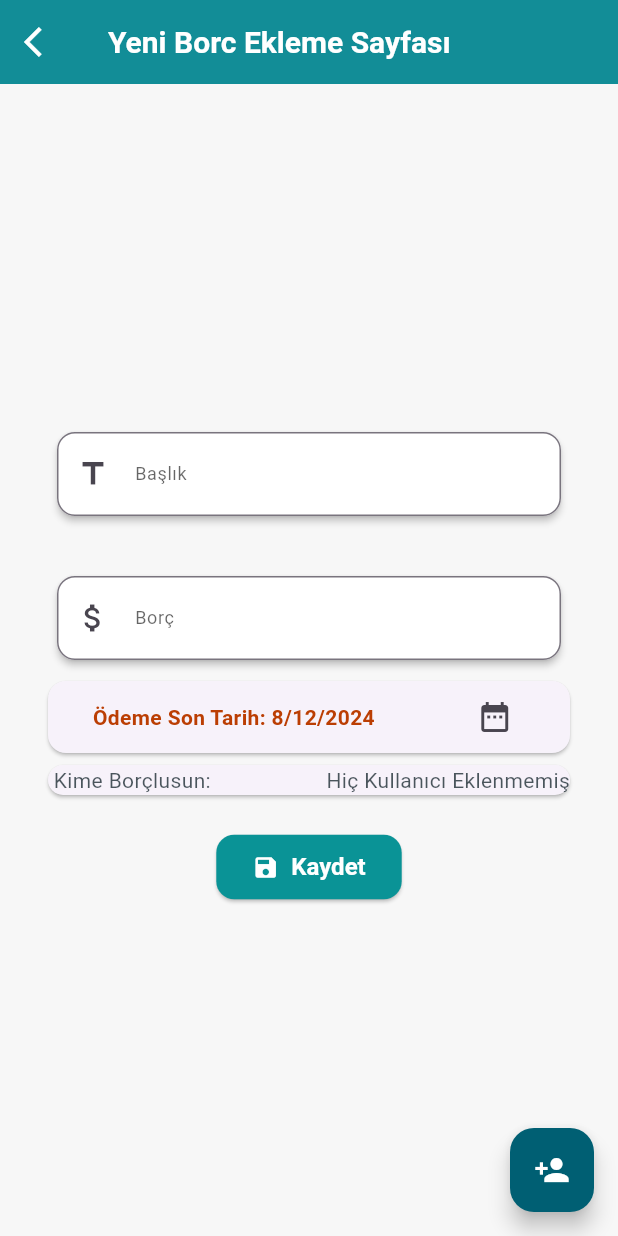
After one commit to Toytekin/hesapp, a Flutter app: the BorcEklemeScreen screen opened by its route, on a phone screen of 412 x 824 dp. The commit adds this screen. Run offline on Flutter 3.47's test engine with Material 3 defaults, Android fonts, the light colour scheme and no system bars; our stand-ins replace flutter_bloc, go_router, hive, hive_flutter; accounts and stored records are empty.

Commit message:
borc kısmıü

```diff
--- a/lib/constant/route.dart
+++ b/lib/constant/route.dart
@@ -1,15 +1,17 @@
 // Rota Sabitleri
 import 'package:flutter/widgets.dart';
 import 'package:go_router/go_router.dart';
+import 'package:hesapp/page/alinacak/borc_home/home_borc.dart';
+import 'package:hesapp/page/alinacak/borcekleme/borc_ekleme.dart';
 import 'package:hesapp/page/home/home.dart';
 import 'package:hesapp/page/home/splash.dart';
 
 class AppRoutes {
   static const String home = '/';
   static const String splash = '/splash';
-  static const String settings = '/settings';
-  static const String profile = '/profile';
-  static const String about = '/about';
+  static const String homeBorc = '/homeborc';
+  static const String userAdd = '/useradd';
+  static const String borcAdd = '/borcadd';
 }
 
 final GoRouter appRouter = GoRouter(
@@ -26,14 +28,20 @@ final GoRouter appRouter = GoRouter(
       path: AppRoutes.splash,
       builder: (context, state) => const SplashScreen(),
     ),
-    // GoRoute(
-    //   path: AppRoutes.profile,
-    //   builder: (context, state) => const ProfileScreen(),
-    // ),
-    // GoRoute(
-    //   path: AppRoutes.about,
-    //   builder: (context, state) => const AboutScreen(),
-    // ),
+    GoRoute(
+      path: AppRoutes.homeBorc,
+      pageBuilder: (context, state) {
+        return animasyonluGecis(const HomeBorc());
+      },
+      builder: (context, state) => const HomeBorc(),
+    ),
+    GoRoute(
+      path: AppRoutes.borcAdd,
+      pageBuilder: (context, state) {
+        return animasyonluGecis(const BorcEklemeScreen());
+      },
+      builder: (context, state) => const BorcEklemeScreen(),
+    )
   ],
 );
 
--- /dev/null
+++ b/lib/cubit/borc_cubit.dart
@@ -0,0 +1,34 @@
+import 'package:flutter_bloc/flutter_bloc.dart';
+import 'package:hesapp/model/borc_model.dart';
+import 'package:hesapp/model/user_model.dart';
+import 'package:hive/hive.dart';
+
+class BorcCubit extends Cubit<List<BorcModel>> {
+  BorcCubit() : super([]);
+
+  var borcBox = Hive.box<BorcModel>('borcBox');
+  List<BorcModel> filterList = [];
+
+  // List of users is not needed, you can directly emit the new state
+  Future<void> borcAdd(BorcModel borcmodel) async {
+    await borcBox.put(borcmodel.borcID, borcmodel);
+    // Emit the updated list directly after adding a new user
+    emit(borcBox.values.toList());
+  }
+
+  Future<void> borcDelete(BorcModel borcmodel) async {
+    await borcBox.delete(borcmodel.borcID);
+    // Emit the updated list after deleting a user
+    emit(borcBox.values.toList());
+  }
+
+  // This function can be used to fetch all users once at the start or when needed
+  void getFilterUsers(UserModel userModel) {
+    for (var element in borcBox.values) {
+      if (element.userModel.userID == userModel.userID) {
+        filterList.add(element);
+      }
+    }
+    emit(filterList);
+  }
+}
--- /dev/null
+++ b/lib/cubit/date_picker_cubit.dart
@@ -0,0 +1,19 @@
+import 'package:flutter_bloc/flutter_bloc.dart';
+import 'package:flutter/material.dart';
+
+class CubitDatePicker extends Cubit<DateTime> {
+  CubitDatePicker() : super(DateTime.now());
+
+  Future<void> pickDate(BuildContext context) async {
+    final DateTime? pickedDate = await showDatePicker(
+      context: context,
+      initialDate: state, // Mevcut tarih
+      firstDate: DateTime(2000), // Başlangıç tarihi
+      lastDate: DateTime(2100), // Bitiş tarihi
+    );
+
+    if (pickedDate != null) {
+      emit(pickedDate); // Yeni tarihi yayınla
+    }
+  }
+}
--- /dev/null
+++ b/lib/cubit/user_add_cubit.dart
@@ -0,0 +1,28 @@
+import 'package:flutter_bloc/flutter_bloc.dart';
+import 'package:hesapp/model/user_model.dart';
+import 'package:hive/hive.dart';
+
+class UserAddCubit extends Cubit<List<UserModel>> {
+  UserAddCubit() : super([]);
+
+  var userBox = Hive.box<UserModel>('userBox');
+
+  // List of users is not needed, you can directly emit the new state
+  Future<void> userAdd(UserModel userModel) async {
+    await userBox.put(userModel.userID, userModel);
+    // Emit the updated list directly after adding a new user
+    emit(userBox.values.toList());
+  }
+
+  Future<void> userDelete(UserModel userModel) async {
+    await userBox.delete(userModel.userID);
+    // Emit the updated list after deleting a user
+    emit(userBox.values.toList());
+  }
+
+  // This function can be used to fetch all users once at the start or when needed
+  void getAllUsers() {
+    // Directly emit the list of users from the box
+    emit(userBox.values.toList());
+  }
+}
--- /dev/null
+++ b/lib/model/borc_model.dart
@@ -0,0 +1,37 @@
+// ignore_for_file: public_member_api_docs, sort_constructors_first
+import 'package:hesapp/model/user_model.dart';
+
+import 'package:hive/hive.dart';
+
+part 'borc_model.g.dart';
+
+@HiveType(typeId: 2)
+class BorcModel {
+  @HiveField(0)
+  UserModel userModel;
+  @HiveField(1)
+  String borcID;
+  @HiveField(2)
+  String borcName;
+  @HiveField(3)
+  double borc;
+  @HiveField(4)
+  DateTime borcAlinanTarih;
+  @HiveField(5)
+  DateTime? odemeTarihi;
+  @HiveField(6)
+  DateTime? odenecekSonTarih;
+  @HiveField(7)
+  bool borcOdemeDurumu;
+
+  BorcModel({
+    required this.borcID,
+    required this.userModel,
+    required this.borcName,
+    required this.borc,
+    required this.borcAlinanTarih,
+    required this.odenecekSonTarih,
+    this.odemeTarihi,
+    this.borcOdemeDurumu = false,
+  });
+}
--- /dev/null
+++ b/lib/model/user_model.dart
@@ -0,0 +1,19 @@
+import 'package:hive/hive.dart';
+
+part 'user_model.g.dart';
+
+@HiveType(typeId: 1)
+class UserModel {
+  @HiveField(0)
+  String userID;
+  @HiveField(1)
+  String userName;
+
+  @HiveField(2)
+  String userPhone;
+  UserModel({
+    required this.userID,
+    required this.userName,
+    required this.userPhone,
+  });
+}
--- /dev/null
+++ b/lib/page/alinacak/borcekleme/borc_ekleme.dart
@@ -0,0 +1,243 @@
+// ignore_for_file: deprecated_member_use
+
+import 'package:flutter/material.dart';
+import 'package:flutter_bloc/flutter_bloc.dart';
+import 'package:go_router/go_router.dart';
+import 'package:hesapp/constant/colors.dart';
+import 'package:hesapp/constant/route.dart';
+import 'package:hesapp/cubit/borc_cubit.dart';
+import 'package:hesapp/cubit/date_picker_cubit.dart';
+import 'package:hesapp/cubit/user_add_cubit.dart';
+import 'package:hesapp/model/borc_model.dart';
+import 'package:hesapp/model/user_model.dart';
+import 'package:hesapp/page/alinacak/borcekleme/view_borcekleme.dart';
+import 'package:hesapp/widget/textfild.dart';
+import 'package:uuid/uuid.dart';
+
+class BorcEklemeScreen extends StatefulWidget {
+  const BorcEklemeScreen({super.key});
+
+  @override
+  State<BorcEklemeScreen> createState() => _BorcEklemeScreenState();
+}
+
+class _BorcEklemeScreenState extends State<BorcEklemeScreen>
+    with ViewBorcEkleme {
+  @override
+  Widget build(BuildContext context) {
+    return WillPopScope(
+      onWillPop: () async {
+        return false;
+      },
+      child: Scaffold(
+        appBar: AppBar(
+          leading: IconButton(
+              onPressed: () {
+                context.go(AppRoutes.homeBorc);
+              },
+              icon: const Icon(Icons.arrow_back_ios)),
+          automaticallyImplyLeading: false,
+          title: const Text('Yeni Borc Ekleme Sayfası'),
+        ),
+        body: Center(
+          child: Padding(
+            padding: const EdgeInsets.all(28.0),
+            child: Column(
+              mainAxisSize: MainAxisSize.min,
+              children: [
+                SbtTextField(
+                    controller: namController,
+                    icon: const Icon(Icons.title),
+                    label: 'Başlık'),
+                const SizedBox(height: 20),
+                SbtTextField(
+                    keybordNumbber: true,
+                    controller: fiyatController,
+                    icon: const Icon(Icons.attach_money),
+                    label: 'Borç'),
+                tarihSecmeYeri(),
+                Card(
+                  child: Row(
+                    mainAxisAlignment: MainAxisAlignment.spaceBetween,
+                    children: [
+                      const Text(' Kime Borçlusun: '),
+                      BlocBuilder<UserAddCubit, List<UserModel>>(
+                        builder: (context, state) {
+                          if (state.isNotEmpty) {
+                            return DropdownButton<UserModel>(
+                              value: borcluUser,
+                              // Initial value, is set to the first item in the state list
+                              hint: const Text('Kullanıcı Seçin'),
+                              items: state.map((user) {
+                                return DropdownMenuItem<UserModel>(
+                                  value: user,
+                                  child: Text(user.userName),
+                                );
+                              }).toList(),
+                              onChanged: (UserModel? selectedUser) {
+                                // Handle the selected value
+                                if (selectedUser != null) {}
+                                borcluUser = selectedUser;
+                                setState(() {});
+                              },
+                            );
+                          } else {
+                            return const Text('Hiç Kullanıcı Eklenmemiş');
+                          }
+                        },
+                      )
+                    ],
+                  ),
+                ),
+                const SizedBox(height: 20),
+                ElevatedButton.icon(
+                  onPressed: () {
+                    var odenecekSonTarih =
+                        context.read<CubitDatePicker>().state;
+                    String borcID = const Uuid().v1();
+                    if (namController.text.isNotEmpty &&
+                        fiyatController.text.isNotEmpty &&
+                        borcluUser != null) {
+                      var borcItem = BorcModel(
+                        borcID: borcID,
+                        userModel: borcluUser!,
+                        borcName: namController.text,
+                        borc: double.parse(fiyatController.text),
+                        borcAlinanTarih: todaTime,
+                        odenecekSonTarih: odenecekSonTarih,
+                      );
+                      context.read<BorcCubit>().borcAdd(borcItem);
+                      namController.clear();
+                      fiyatController.clear();
+                      context.go(AppRoutes.homeBorc);
+                    } else {
+                      // Snackbar gösterimi
+                      final snackBar = SnackBar(
+                        content: const Text(
+                            'Tüm alanların dolu ve bir kişi seçtiğine emin olduktan sonra tekrar dene'),
+                        action: SnackBarAction(
+                          label: 'Geri Al',
+                          onPressed: () {
+                            // Geri al butonuna basıldığında yapılacak işlemler
+                          },
+                        ),
+                      );
+                      // ScaffoldMessenger kullanarak Snackbar'ı göster
+                      ScaffoldMessenger.of(context).showSnackBar(snackBar);
+                    }
+                  },
+                  label: const Text(
+                    'Kaydet',
+                    style: TextStyle(color: Colors.white),
+                  ),
+                  icon: const Icon(
+                    Icons.save,
+                    color: Colors.white,
+                  ),
+                )
+              ],
+            ),
+          ),
+        ),
+        floatingActionButton: FloatingActionButton(
+          onPressed: () => _personAddDiyalog(context),
+          child: const Icon(Icons.person_add),
+        ),
+      ),
+    );
+  }
+
+  BlocBuilder<CubitDatePicker, DateTime> tarihSecmeYeri() {
+    return BlocBuilder<CubitDatePicker, DateTime>(
+      builder: (context, state) {
+        return Card(
+          child: Row(
+            mainAxisAlignment: MainAxisAlignment.spaceAround,
+            children: [
+              Text(
+                ' Ödeme Son Tarih: ${formatDatetime(state)}',
+                style: const TextStyle(
+                  color: SbtAppColors.errorColor,
+                  fontWeight: FontWeight.bold,
+                ),
+              ),
+              IconButton(
+                  onPressed: () =>
+                      context.read<CubitDatePicker>().pickDate(context),
+                  icon: const Icon(Icons.date_range))
+            ],
+          ),
+        );
+      },
+    );
+  }
+
+  String formatDatetime(DateTime datetime) {
+    return "${datetime.day}/${datetime.month}/${datetime.year} ";
+  }
+
+  void _personAddDiyalog(BuildContext context) {
+    showDialog(
+      context: context,
+      builder: (context) {
+        return AlertDialog(
+          title: const Text('Yeni Kişi Ekle'),
+          content: Column(
+            mainAxisSize: MainAxisSize.min,
+            mainAxisAlignment: MainAxisAlignment.spaceAround,
+            children: [
+              SbtTextField(
+                  controller: userNamController,
+                  icon: const Icon(Icons.person),
+                  label: 'Ad Soyad'),
+              SbtTextField(
+                  keybordNumbber: true,
+                  controller: userPhoneController,
+                  icon: const Icon(Icons.phone),
+                  label: 'Telefon')
+            ],
+          ),
+          actions: [
+            ElevatedButton(
+                onPressed: () {
+                  userNamController.clear();
+                  userPhoneController.clear();
+                  Navigator.pop(context);
+                },
+                child: const Text(
+                  'Vazgeç',
+                  style: TextStyle(color: Colors.white),
+                )),
+            ElevatedButton(
+                onPressed: () => _userAdd(context),
+                child: const Text(
+                  'Kaydet',
+                  style: TextStyle(color: Colors.white),
+                )),
+          ],
+        );
+      },
+    );
+  }
+
+  void _userAdd(params) {
+    if (userNamController.text.isNotEmpty &&
+        userPhoneController.text.isNotEmpty) {
+      String userID = const Uuid().v1();
+      UserModel user = UserModel(
+          userID: userID,
+          userName: userNamController.text,
+          userPhone: userPhoneController.text);
+
+      context.read<UserAddCubit>().userAdd(user);
+      Navigator.pop(context);
+    } else {
+      // Snackbar gösterimi
+      const snackBar = SnackBar(
+        content: Text('Tüm alanların dolu olduğuna emin ol'),
+      );
+      // ScaffoldMessenger kullanarak Snackbar'ı göster
+      ScaffoldMessenger.of(context).showSnackBar(snackBar);
+    }
+  }
+}
--- /dev/null
+++ b/lib/page/alinacak/borcekleme/view_borcekleme.dart
@@ -0,0 +1,26 @@
+import 'package:flutter/material.dart';
+import 'package:flutter_bloc/flutter_bloc.dart';
+import 'package:hesapp/cubit/user_add_cubit.dart';
+import 'package:hesapp/model/user_model.dart';
+import 'package:hesapp/page/alinacak/borcekleme/borc_ekleme.dart';
+
+mixin ViewBorcEkleme on State<BorcEklemeScreen> {
+//! DEĞİŞKENLER
+
+  TextEditingController namController = TextEditingController();
+  TextEditingController fiyatController = TextEditingController();
+  //User controller
+  TextEditingController userNamController = TextEditingController();
+  TextEditingController userPhoneController = TextEditingController();
+
+  DateTime todaTime = DateTime.now();
+
+  UserModel? borcluUser;
+//!  İNİT STATE
+  @override
+  void initState() {
+    super.initState();
+    context.read<UserAddCubit>().getAllUsers();
+  }
+//! FONKSİYONLAR
+}
--- a/lib/page/home/home.dart
+++ b/lib/page/home/home.dart
@@ -1,6 +1,8 @@
 import 'package:flutter/material.dart';
 import 'package:flutter_bloc/flutter_bloc.dart';
+import 'package:go_router/go_router.dart';
 import 'package:hesapp/constant/path.dart';
+import 'package:hesapp/constant/route.dart';
 import 'package:hesapp/cubit/theme.dart';
 import 'package:hesapp/widget/card_s.dart';
 
@@ -41,7 +43,7 @@ class _HomeScreenState extends State<HomeScreen> {
               mainAxisAlignment: MainAxisAlignment.spaceAround,
               children: [
                 SbtCard(
-                    onTap: () {},
+                    onTap: () => context.go(AppRoutes.homeBorc),
                     icon: Icons.money_off,
                     yazi: 'Borç',
                     color: false,
--- /dev/null
+++ b/lib/widget/textfild.dart
@@ -0,0 +1,58 @@
+import 'package:flutter/material.dart';
+
+class SbtTextField extends StatelessWidget {
+  final TextEditingController controller;
+  final String label;
+  final Widget icon;
+  final bool keybordNumbber;
+
+  const SbtTextField({
+    super.key,
+    required this.controller,
+    required this.icon,
+    required this.label,
+    this.keybordNumbber = false,
+  });
+
+  @override
+  Widget build(BuildContext context) {
+    final theme = Theme.of(context);
+
+    return Padding(
+      padding: const EdgeInsets.all(10),
+      child: Material(
+        elevation: 2,
+        borderRadius: BorderRadius.circular(12),
+        child: TextField(
+          controller: controller,
+          keyboardType:
+              keybordNumbber ? TextInputType.number : TextInputType.text,
+          style: theme.textTheme.bodyLarge?.copyWith(
+            color: Colors.black,
+          ),
+          decoration: InputDecoration(
+            prefixIcon: icon,
+            labelText: label,
+            labelStyle: theme.textTheme.bodySmall?.copyWith(
+              color: theme.hintColor,
+            ),
+            filled: true,
+            fillColor: theme.cardColor,
+            border: OutlineInputBorder(
+              borderRadius: BorderRadius.circular(12),
+              borderSide: BorderSide.none,
+            ),
+            focusedBorder: OutlineInputBorder(
+              borderRadius: BorderRadius.circular(12),
+              borderSide: BorderSide(color: theme.primaryColor, width: 2),
+            ),
+            enabledBorder: OutlineInputBorder(
+              borderRadius: BorderRadius.circular(12),
+              borderSide: BorderSide(color: theme.dividerColor, width: 1),
+            ),
+          ),
+        ),
+      ),
+    );
+  }
+}
--- a/pubspec.yaml
+++ b/pubspec.yaml
@@ -38,6 +38,9 @@ dependencies:
   go_router: ^14.6.2
   bloc: ^8.1.4
   flutter_bloc: ^8.1.6
+  hive: ^2.2.3
+  hive_flutter: ^1.1.0
+  uuid: ^4.5.1
 
 dev_dependencies:
   flutter_test:
@@ -49,6 +52,8 @@ dev_dependencies:
   # package. See that file for information about deactivating specific lint
   # rules and activating additional ones.
   flutter_lints: ^4.0.0
+  hive_generator: ^2.0.1
+  build_runner: ^2.4.13
 
 # For information on the generic Dart part of this file, see the
 # following page: https://dart.dev/tools/pub/pubspec
```
Also changed, not shown: lib/main.dart (+13 -1 lines), lib/page/alinacak/borc_home/home_borc.dart (added, +42 -0 lines), lib/service/hive_database.dart (added, +18 -0 lines), lib/model/borc_model.g.dart (added), lib/model/user_model.g.dart (added), pubspec.lock, 1 other file.
